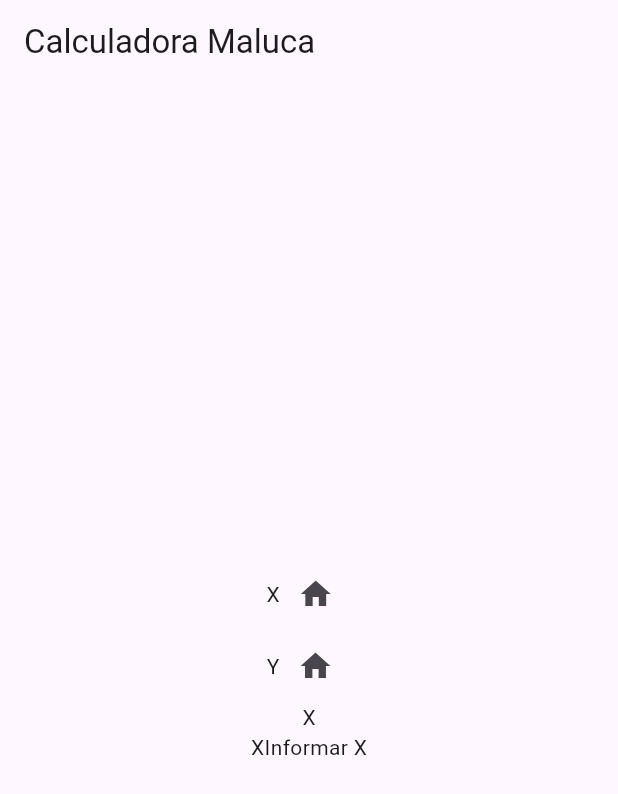
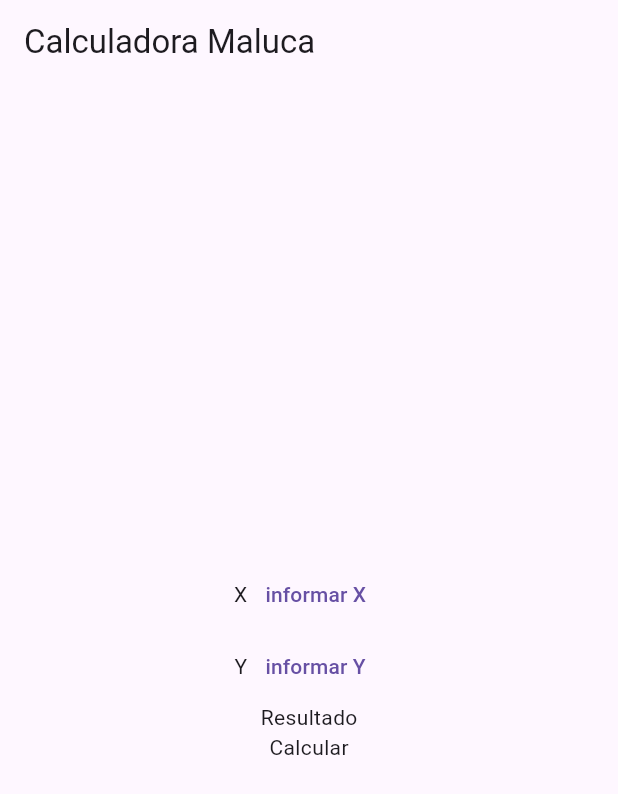
Before and after one commit to ailtonxavier/flutter-aula1, a Flutter app: the screen it shows after launch, on a phone screen of 412 x 824 dp. Shown: the top 794 px of the screen. Run offline on Flutter 3.47's test engine with Material 3 defaults, Android fonts, the phone set to English and light mode, and no system bars.

Commit message:
inserindo botao no informar X, Y

```diff
--- a/lib/main.dart
+++ b/lib/main.dart
@@ -28,25 +28,21 @@ class RouteHome extends StatelessWidget {
             mainAxisAlignment: MainAxisAlignment.center,
             children: [
               Text("X"),
-              IconButton(
-                onPressed: () => Navigator.pushNamed(context, '/valordex'),
-                icon: Icon(Icons.home))
+              TextButton(onPressed: () => Navigator.pushNamed(context, '/valordex'), child: Text('informar X')),
               ]),
           Row(
             mainAxisAlignment: MainAxisAlignment.center,
             children:
               [
                 Text("Y"),
-                IconButton(
-                onPressed: () => Navigator.pushNamed(context, '/valordey'),
-                icon: Icon(Icons.home))
+                TextButton(onPressed: () => Navigator.pushNamed(context, '/valordey'), child: Text('informar Y')),
               ]),
           Row(
             mainAxisAlignment: MainAxisAlignment.center,
-            children: [Text("X"),]),
+            children: [Text("Resultado"),]),
           Row(
             mainAxisAlignment: MainAxisAlignment.center,
-            children: [Text("X"), Text("Informar X")])
+            children: [Text("Calcular")])
         ],
       ),
     );
```
